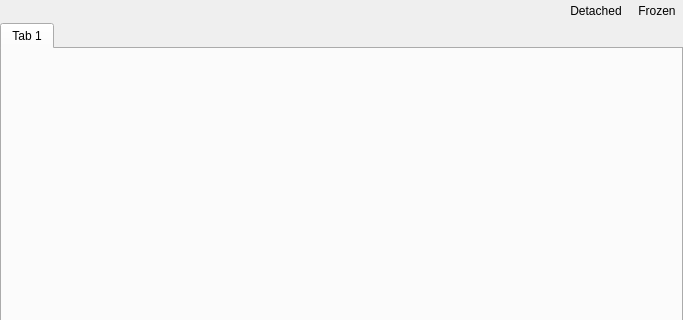
ecmwf/ecflow, file Viewer/src/InfoPanel.ui: the form before one commit; both pictures show x 0 to 683 and y 0 to 320 of the 683 by 468 pixel window.
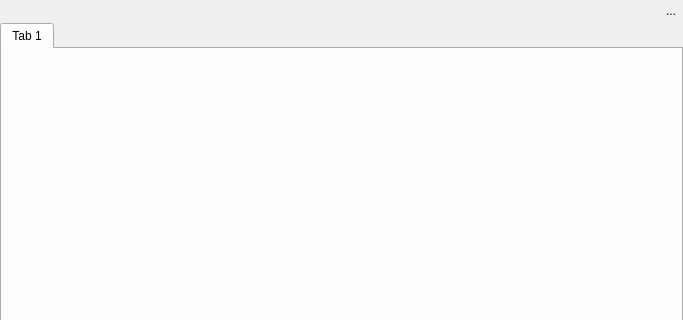
The form after the commit. Icons and pictures are not drawn. Custom widgets are drawn as their Qt base class.

Commit message: Viewer: implement frozen and detached options fior info panel ECFLOW-362

Patch:
```diff
--- a/Viewer/src/InfoPanel.ui
+++ b/Viewer/src/InfoPanel.ui
@@ -21,7 +21,7 @@
     <number>0</number>
    </property>
    <item>
-    <layout class="QHBoxLayout" name="horizontalLayout_2" stretch="1,0,0,0">
+    <layout class="QHBoxLayout" name="horizontalLayout_2" stretch="1,0,0">
      <item>
       <widget class="NodePathWidget" name="bcWidget_" native="true"/>
      </item>
@@ -39,25 +39,19 @@
       </spacer>
      </item>
      <item>
-      <widget class="QToolButton" name="detachedTb">
-       <property name="text">
-        <string>Detached</string>
+      <widget class="QToolButton" name="optionTb_">
+       <property name="toolTip">
+        <string>Info panel options</string>
        </property>
-       <property name="checkable">
-        <bool>true</bool>
-       </property>
-       <property name="autoRaise">
-        <bool>true</bool>
-       </property>
-      </widget>
-     </item>
-     <item>
-      <widget class="QToolButton" name="frozenTb">
        <property name="text">
-        <string>Frozen</string>
+        <string>...</string>
        </property>
-       <property name="checkable">
-        <bool>true</bool>
+       <property name="icon">
+        <iconset resource="viewer.qrc">
+         <normaloff>:/viewer/images/configure.svg</normaloff>:/viewer/images/configure.svg</iconset>
+       </property>
+       <property name="popupMode">
+        <enum>QToolButton::InstantPopup</enum>
        </property>
        <property name="autoRaise">
         <bool>true</bool>
```
Left out of the diff: 14 changed lines with no effect on the pictures. The commit also changes 21 other files.
